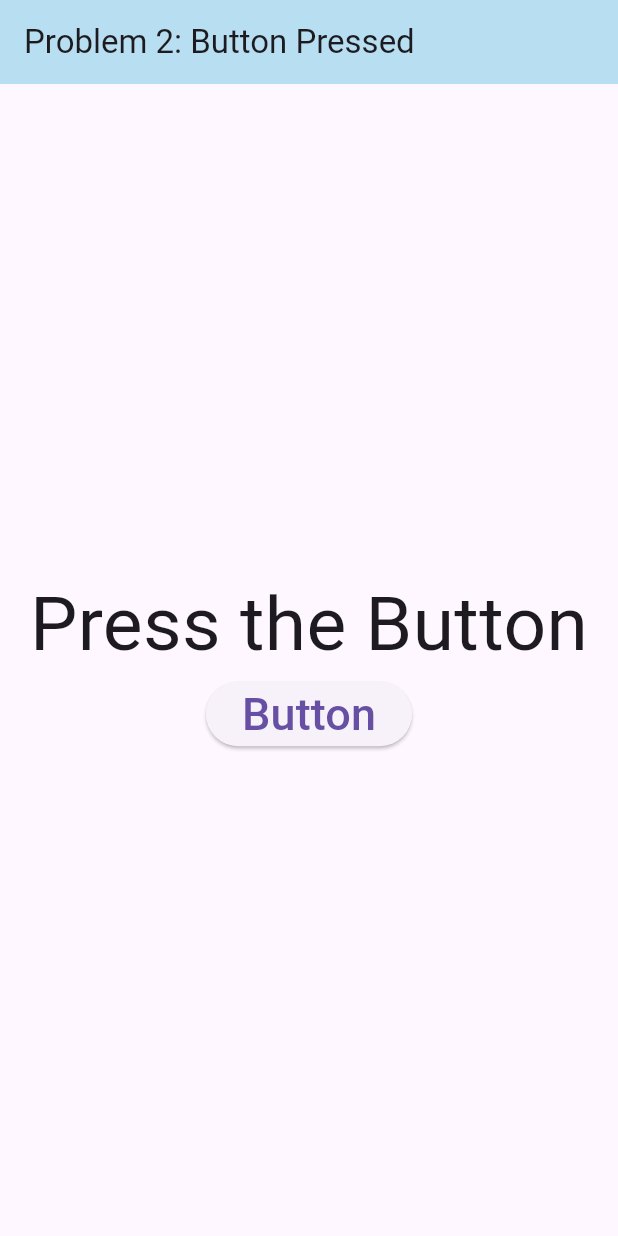
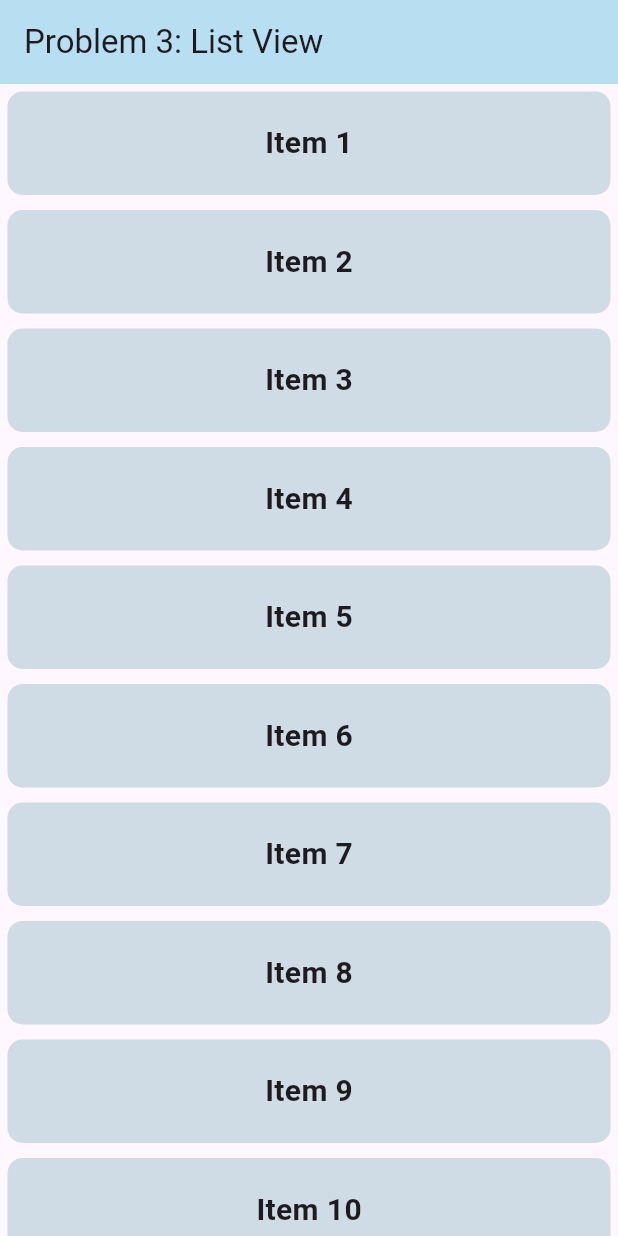
Before and after one commit to Noman5713/tracker_sheet, a Flutter app: the screen it shows after launch, on a phone screen of 412 x 824 dp. Run offline on Flutter 3.47's test engine with Material 3 defaults, Android fonts, the phone set to English and light mode, and no system bars.

Commit message:
Problem 3: List View

```diff
--- a/lib/main.dart
+++ b/lib/main.dart
@@ -9,42 +9,35 @@ class MyApp extends StatelessWidget {
 
   @override
   Widget build(BuildContext context) {
-    return MaterialApp(home: HomeActivity(), debugShowCheckedModeBanner: false);
+    return MaterialApp(home: ItemList(), debugShowCheckedModeBanner: false);
   }
 }
 
-class HomeActivity extends StatefulWidget {
-  _HomeActivityState createState() => _HomeActivityState();
-}
-
-class _HomeActivityState extends State<HomeActivity> {
-  String text = "Press the Button";
-
-  void _afterclick() {
-    setState(() {
-      text = "Button Pressed";
-    });
-  }
-
+class ItemList extends StatelessWidget {
   @override
   Widget build(BuildContext context) {
     return Scaffold(
       appBar: AppBar(
-        title: Text("Problem 2: Button Pressed"),
+        title: Text("Problem 3: List View"),
         backgroundColor: const Color.fromARGB(255, 184, 222, 241),
       ),
-      body: Center(
-        child: Column(
-          mainAxisAlignment: MainAxisAlignment.center,
-          children: [
-            Text(text, style: TextStyle(fontSize: 50)),
-            //Container(padding: EdgeInsets.all(20), color: Colors.blue),
-            ElevatedButton(
-              onPressed: _afterclick,
-              child: Text("Button", style: TextStyle(fontSize: 30)),
+      body: ListView.builder(
+        itemCount: 50,
+        itemBuilder: (context, index) {
+          return Container(
+            alignment: Alignment.center,
+            padding: EdgeInsets.all(20),
+            margin: EdgeInsets.all(5),
+            decoration: BoxDecoration(
+              color: const Color.fromARGB(255, 207, 219, 229),
+              borderRadius: BorderRadius.circular(10),
             ),
-          ],
-        ),
+            child: Text(
+              'Item ${index + 1}',
+              style: TextStyle(fontSize: 20, fontWeight: FontWeight.bold),
+            ),
+          );
+        },
       ),
     );
   }
```
